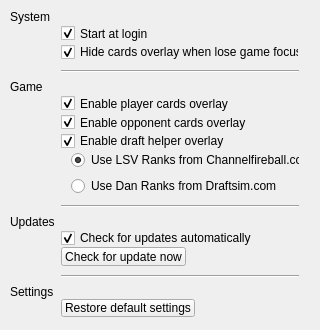
HearthSim/LotusTracker, file src/ui/tabgeneral.ui: the form before one commit.
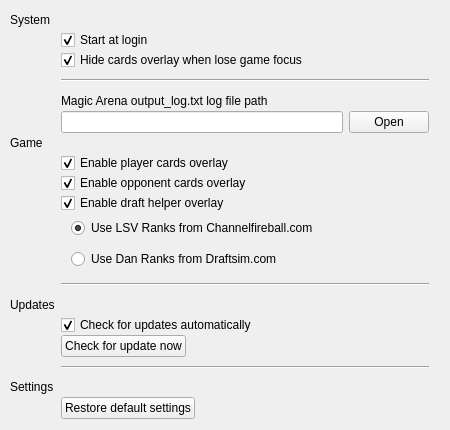
The form after the commit.

Diff of the .ui file:
```diff
--- a/src/ui/tabgeneral.ui
+++ b/src/ui/tabgeneral.ui
@@ -6,20 +6,20 @@
    <rect>
     <x>0</x>
     <y>0</y>
-    <width>320</width>
-    <height>330</height>
+    <width>450</width>
+    <height>430</height>
    </rect>
   </property>
   <property name="minimumSize">
    <size>
-    <width>320</width>
-    <height>330</height>
+    <width>450</width>
+    <height>430</height>
    </size>
   </property>
   <property name="windowTitle">
    <string>General</string>
   </property>
-  <layout class="QGridLayout" name="gridLayout" rowstretch="0,0,0,0,0,0,0,0,0,0,0,0,0,0,0,0,0,0,0,0,0,0,0,0,0,0,0,0,0,0,0,0,0" columnstretch="0,0,0">
+  <layout class="QGridLayout" name="gridLayout" rowstretch="0,0,0,0,0,0,0,0,0,0,0,0,0,0,0,0,0,0,0,0,0,0,0,0,0,0,0,0,0,0,0,0,0,0,0,0,0,0" columnstretch="0,0,0">
    <property name="sizeConstraint">
     <enum>QLayout::SetDefaultConstraint</enum>
    </property>
@@ -35,7 +35,94 @@
    <property name="verticalSpacing">
     <number>0</number>
    </property>
-   <item row="32" column="1">
+   <item row="26" column="1">
+    <widget class="QCheckBox" name="cbAutoUpdate">
+     <property name="statusTip">
+      <string>Automatically verify for new versions</string>
+     </property>
+     <property name="text">
+      <string>Check for updates automatically</string>
+     </property>
+     <property name="checked">
+      <bool>true</bool>
+     </property>
+    </widget>
+   </item>
+   <item row="30" column="0">
+    <widget class="QLabel" name="label_3">
+     <property name="text">
+      <string>Settings</string>
+     </property>
+    </widget>
+   </item>
+   <item row="10" column="1">
+    <widget class="QCheckBox" name="cbPOEnabled">
+     <property name="statusTip">
+      <string>Show player deck with cards drawn</string>
+     </property>
+     <property name="text">
+      <string>Enable player cards overlay</string>
+     </property>
+     <property name="checked">
+      <bool>true</bool>
+     </property>
+    </widget>
+   </item>
+   <item row="16" column="1" rowspan="3">
+    <layout class="QHBoxLayout" name="horizontalLayout_2">
+     <item>
+      <spacer name="horizontalSpacer">
+       <property name="orientation">
+        <enum>Qt::Horizontal</enum>
+       </property>
+       <property name="sizeType">
+        <enum>QSizePolicy::Fixed</enum>
+       </property>
+       <property name="sizeHint" stdset="0">
+        <size>
+         <width>10</width>
+         <height>20</height>
+        </size>
+       </property>
+      </spacer>
+     </item>
+     <item>
+      <layout class="QVBoxLayout" name="verticalLayout">
+       <item>
+        <widget class="QRadioButton" name="rbRankLSV">
+         <property name="text">
+          <string>Use LSV Ranks from Channelfireball.com</string>
+         </property>
+         <property name="checked">
+          <bool>true</bool>
+         </property>
+        </widget>
+       </item>
+       <item>
+        <widget class="QRadioButton" name="rbRankDraftsim">
+         <property name="text">
+          <string>Use Dan Ranks from Draftsim.com</string>
+         </property>
+        </widget>
+       </item>
+      </layout>
+     </item>
+    </layout>
+   </item>
+   <item row="28" column="1">
+    <widget class="Line" name="line">
+     <property name="minimumSize">
+      <size>
+       <width>0</width>
+       <height>20</height>
+      </size>
+     </property>
+     <property name="orientation">
+      <enum>Qt::Horizontal</enum>
+     </property>
+    </widget>
+   </item>
+   <item row="37" column="1">
     <layout class="QHBoxLayout" name="horizontalLayout_5">
      <item>
       <widget class="QPushButton" name="btReset">
@@ -62,32 +149,79 @@
      </item>
     </layout>
    </item>
-   <item row="19" column="1">
-    <widget class="Line" name="line_3">
-     <property name="minimumSize">
-      <size>
-       <width>0</width>
-       <height>20</height>
-      </size>
+   <item row="12" column="1">
+    <widget class="QCheckBox" name="cbDOEnabled">
+     <property name="statusTip">
+      <string>Draft help show you cards ranking</string>
      </property>
-     <property name="orientation">
-      <enum>Qt::Horizontal</enum>
+     <property name="text">
+      <string>Enable draft helper overlay</string>
      </property>
+     <property name="checked">
+      <bool>true</bool>
+     </property>
     </widget>
    </item>
-   <item row="1" column="1">
-    <widget class="QCheckBox" name="cbStartAtLogin">
+   <item row="27" column="1">
+    <layout class="QHBoxLayout" name="horizontalLayout_9">
+     <item>
+      <widget class="QPushButton" name="btCheckUpdate">
+       <property name="statusTip">
+        <string>Verify if there is a new version now</string>
+       </property>
+       <property name="text">
+        <string>Check for update now</string>
+       </property>
+      </widget>
+     </item>
+     <item>
+      <spacer name="horizontalSpacer_12">
+       <property name="orientation">
+        <enum>Qt::Horizontal</enum>
+       </property>
+       <property name="sizeHint" stdset="0">
+        <size>
+         <width>20</width>
+         <height>20</height>
+        </size>
+       </property>
+      </spacer>
+     </item>
+    </layout>
+   </item>
+   <item row="5" column="1">
+    <widget class="QCheckBox" name="cbHideOnLoseGameFocus">
      <property name="statusTip">
       <string>Start Lotus Tracker with system</string>
      </property>
      <property name="text">
-      <string>Start at login</string>
+      <string>Hide cards overlay when lose game focus</string>
      </property>
      <property name="checked">
       <bool>true</bool>
      </property>
     </widget>
    </item>
+   <item row="11" column="1">
+    <widget class="QCheckBox" name="cbOOEnabled">
+     <property name="statusTip">
+      <string>Show opponent cards drawn</string>
+     </property>
+     <property name="text">
+      <string>Enable opponent cards overlay</string>
+     </property>
+     <property name="checked">
+      <bool>true</bool>
+     </property>
+    </widget>
+   </item>
+   <item row="7" column="1">
+    <widget class="QLabel" name="label_5">
+     <property name="text">
+      <string>Magic Arena output_log.txt log file path</string>
+     </property>
+    </widget>
+   </item>
    <item row="1" column="2">
     <spacer name="horizontalSpacer_6">
      <property name="orientation">
@@ -104,27 +238,7 @@
      </property>
     </spacer>
    </item>
-   <item row="7" column="0">
-    <widget class="QLabel" name="label_4">
-     <property name="text">
-      <string>Game</string>
-     </property>
-    </widget>
-   </item>
-   <item row="5" column="1">
-    <widget class="QCheckBox" name="cbHideOnLoseGameFocus">
-     <property name="statusTip">
-      <string>When change focus to other apps, hide cards overlay.</string>
-     </property>
-     <property name="text">
-      <string>Hide cards overlay when lose game focus</string>
-     </property>
-     <property name="checked">
-      <bool>true</bool>
-     </property>
-    </widget>
-   </item>
-   <item row="20" column="0">
+   <item row="25" column="0">
     <widget class="QLabel" name="label_2">
      <property name="text">
       <string>Updates</string>
@@ -144,19 +258,6 @@
      </property>
     </widget>
    </item>
-   <item row="9" column="1">
-    <widget class="QCheckBox" name="cbOOEnabled">
-     <property name="statusTip">
-      <string>Show opponent cards drawn</string>
-     </property>
-     <property name="text">
-      <string>Enable opponent cards overlay</string>
-     </property>
-     <property name="checked">
-      <bool>true</bool>
-     </property>
-    </widget>
-   </item>
    <item row="0" column="0">
     <widget class="QLabel" name="label">
      <property name="text">
@@ -164,82 +265,28 @@
      </property>
     </widget>
    </item>
-   <item row="10" column="1">
-    <widget class="QCheckBox" name="cbDOEnabled">
+   <item row="9" column="0">
+    <widget class="QLabel" name="label_4">
+     <property name="text">
+      <string>Game</string>
+     </property>
+    </widget>
+   </item>
+   <item row="1" column="1">
+    <widget class="QCheckBox" name="cbStartAtLogin">
      <property name="statusTip">
       <string>Draft help show you cards ranking</string>
      </property>
      <property name="text">
-      <string>Enable draft helper overlay</string>
+      <string>Start at login</string>
      </property>
      <property name="checked">
       <bool>true</bool>
      </property>
     </widget>
    </item>
-   <item row="14" column="1" rowspan="3">
-    <layout class="QHBoxLayout" name="horizontalLayout_2">
-     <item>
-      <spacer name="horizontalSpacer">
-       <property name="orientation">
-        <enum>Qt::Horizontal</enum>
-       </property>
-       <property name="sizeType">
-        <enum>QSizePolicy::Fixed</enum>
-       </property>
-       <property name="sizeHint" stdset="0">
-        <size>
-         <width>10</width>
-         <height>20</height>
-        </size>
-       </property>
-      </spacer>
-     </item>
-     <item>
-      <layout class="QVBoxLayout" name="verticalLayout">
-       <item>
-        <widget class="QRadioButton" name="rbRankLSV">
-         <property name="text">
-          <string>Use LSV Ranks from Channelfireball.com</string>
-         </property>
-         <property name="checked">
-          <bool>true</bool>
-         </property>
-        </widget>
-       </item>
-       <item>
-        <widget class="QRadioButton" name="rbRankDraftsim">
-         <property name="text">
-          <string>Use Dan Ranks from Draftsim.com</string>
-         </property>
-        </widget>
-       </item>
-      </layout>
-     </item>
-    </layout>
-   </item>
    <item row="21" column="1">
-    <widget class="QCheckBox" name="cbAutoUpdate">
-     <property name="statusTip">
-      <string>Automatically verify for new versions</string>
-     </property>
-     <property name="text">
-      <string>Check for updates automatically</string>
-     </property>
-     <property name="checked">
-      <bool>true</bool>
-     </property>
-    </widget>
-   </item>
-   <item row="25" column="0">
-    <widget class="QLabel" name="label_3">
-     <property name="text">
-      <string>Settings</string>
-     </property>
-    </widget>
-   </item>
-   <item row="23" column="1">
-    <widget class="Line" name="line">
+    <widget class="Line" name="line_3">
      <property name="minimumSize">
       <size>
        <width>0</width>
@@ -252,43 +299,17 @@
     </widget>
    </item>
    <item row="8" column="1">
-    <widget class="QCheckBox" name="cbPOEnabled">
-     <property name="statusTip">
-      <string>Show player deck with cards drawn</string>
-     </property>
-     <property name="text">
-      <string>Enable player cards overlay</string>
-     </property>
-     <property name="checked">
-      <bool>true</bool>
-     </property>
-    </widget>
-   </item>
-   <item row="22" column="1">
-    <layout class="QHBoxLayout" name="horizontalLayout_9">
+    <layout class="QHBoxLayout" name="horizontalLayout">
      <item>
-      <widget class="QPushButton" name="btCheckUpdate">
-       <property name="statusTip">
-        <string>Verify if there is a new version now</string>
-       </property>
+      <widget class="QLineEdit" name="leLog"/>
+     </item>
+     <item>
+      <widget class="QPushButton" name="btOpenLog">
        <property name="text">
-        <string>Check for update now</string>
+        <string>Open</string>
        </property>
       </widget>
      </item>
-     <item>
-      <spacer name="horizontalSpacer_12">
-       <property name="orientation">
-        <enum>Qt::Horizontal</enum>
-       </property>
-       <property name="sizeHint" stdset="0">
-        <size>
-         <width>20</width>
-         <height>20</height>
-        </size>
-       </property>
-      </spacer>
-     </item>
     </layout>
    </item>
   </layout>
```
Left out of the diff: 4 changed lines with no effect on the pictures.
